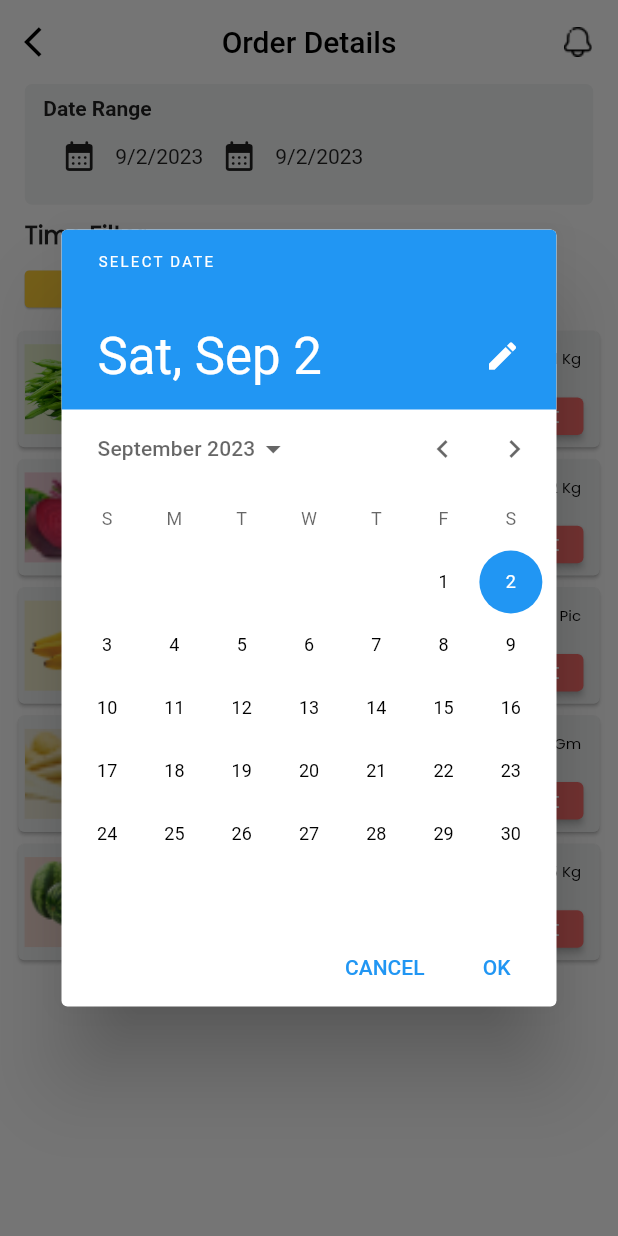
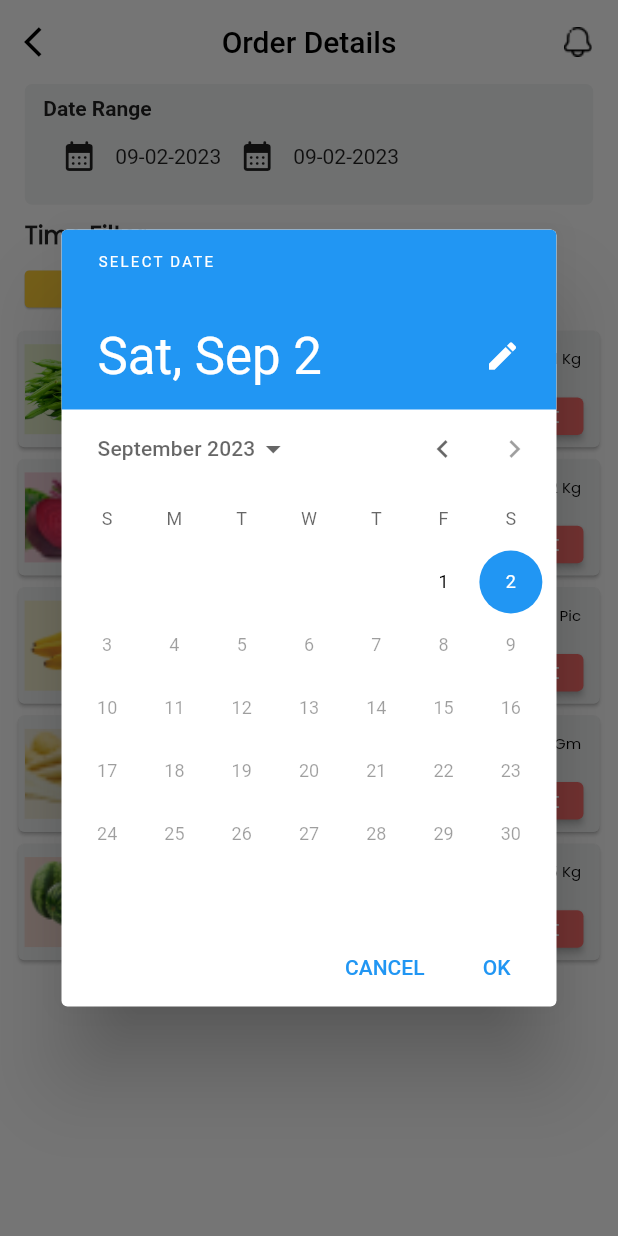
Before and after one commit to Neel-Paghadal/grocery_distributor, a Flutter app: the OrderdetailsPage screen opened directly, after a tap on the "calendar month" icon, on a phone screen of 412 x 824 dp. Run offline on Flutter 3.47's test engine with Material 2 defaults, Android fonts, the phone set to English and light mode, and no system bars; our stand-ins replace flutter_svg, get.

Commit message:
add desgin godown stock add desgin user list add dash board add low stock add live order add order details

```diff
--- a/lib/Screens/live_order.dart
+++ b/lib/Screens/live_order.dart
@@ -151,7 +151,7 @@ class _LiveorderPageState extends State<LiveorderPage> {
                                       // _getDateFromUser();
                                     },
                                     icon: Icon(Icons.calendar_month_rounded)),
-                                Text(DateFormat('MM-dd-yyyy').format(DateTime.fromMillisecondsSinceEpoch(startDate.year))),
+                                Text(DateFormat('MM-dd-yyyy').format(DateTime.fromMillisecondsSinceEpoch(startdate.value))),
                                 //Text(_startDate.toString()),
                                 IconButton(
                                     onPressed: () async {
--- a/lib/Screens/order_details.dart
+++ b/lib/Screens/order_details.dart
@@ -28,6 +28,19 @@ class _OrderdetailsState extends State<OrderdetailsPage> {
   DateTime _selectedDate = DateTime.now();
   DateTime selectedDate = DateTime.now();
   String? selectedDateForBackedDeveloprt;
+
+  DateTime _startDate = DateTime.now();
+  DateTime _endDate = DateTime.now();
+
+  DateTime startDate = DateTime.now();
+  DateTime endDate = DateTime.now();
+
+  var startdate = DateTime.now().add(Duration(hours: -TimeOfDay.now().hour, minutes: -TimeOfDay.now().minute))
+      .millisecondsSinceEpoch
+      .obs;
+  DateTime now = DateTime.now();
+  var enddate = DateTime.now().add(Duration(hours: 1)).millisecondsSinceEpoch.obs;
+
   @override
   Widget build(BuildContext context) {
     var deviceHeight = MediaQuery.of(context).size.height;
@@ -80,18 +93,51 @@ class _OrderdetailsState extends State<OrderdetailsPage> {
                                 Row(
                                   children: [
                                     IconButton(onPressed: () async {
-                                      _getDateFromUser();
+                                      final DateTime? pickedDate =
+                                      await showDatePicker(
+                                        context: Get.context!,
+                                        initialDate: _startDate,
+                                        firstDate: DateTime(2000),
+                                        lastDate: DateTime.now(),
+                                      );
+                                      if (pickedDate != null) {
+                                        startdate.value = pickedDate.millisecondsSinceEpoch;
+                                        setState(() {
+                                          _startDate = pickedDate;
+                                          endDate = startDate;
+                                        });
+                                      }
+                                      print(DateFormat('yyyy-MM-dd').format(_startDate));
+                                      print("millisecond" + startDate.toString());
+                                     // _getDateFromUser();
                                     },
                                         icon: Icon(
                                             Icons.calendar_month_rounded)),
-                                    Text(
-                                        DateFormat.yMd().format(_selectedDate)),
+                                   // Text(DateFormat.yMd().format(_selectedDate)),
+                                    Text(DateFormat('MM-dd-yyyy').format(DateTime.fromMillisecondsSinceEpoch(startdate.value))),
                                       IconButton(onPressed: () async {
-                                        getDateFromUser();
+                                        final DateTime? pickedDate =
+                                        await showDatePicker(
+                                          context: Get.context!,
+                                          initialDate: _endDate,
+                                          firstDate: _startDate,
+                                          lastDate: DateTime.now(),
+                                        );
+                                        if (pickedDate != null) {
+                                          //final f = new DateFormat('yyyy-MM-dd hh:mm');
+                                          enddate.value = pickedDate.add(Duration(hours: 23, minutes: 59)).millisecondsSinceEpoch;
+                                          setState(() {
+                                            _endDate = pickedDate;
+                                          });
+                                        }
+                                        print(DateFormat('yyyy-MM-dd').format(_endDate));
+                                        print("millisecond" + enddate.toString());
+                                       // getDateFromUser();
                                       },
                                           icon: Icon(
                                               Icons.calendar_month_rounded)),
-                                    Text(DateFormat.yMd().format(selectedDate))
+                                    //Text(DateFormat.yMd().format(selectedDate))
+                                    Text(DateFormat('MM-dd-yyyy').format(DateTime.fromMillisecondsSinceEpoch(enddate.value)))
                                   ],
                                 )
                               ],
@@ -490,4 +536,5 @@ class _OrderdetailsState extends State<OrderdetailsPage> {
       });
     }
   }
+
 }
```
